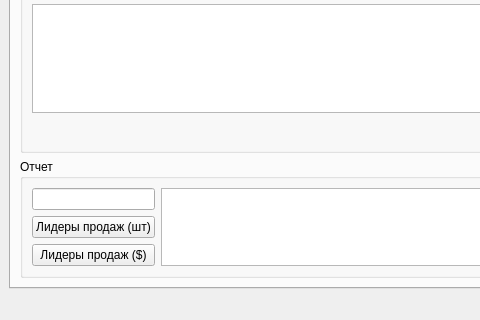
ak1974/music_store, file Music_store/mainwindow.ui: the form before one commit; both pictures show x 0 to 480 and y 270 to 590 of the 788 by 590 pixel window.
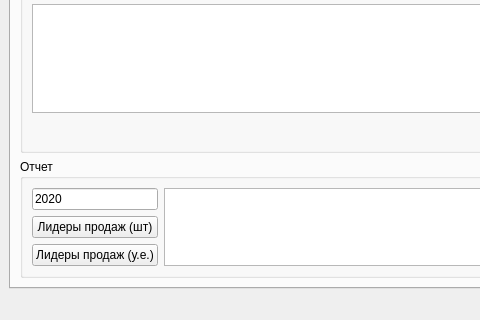
The form after the commit. The open tabs and pages were chosen to show the change.

Diff of the .ui file:
```diff
--- a/Music_store/mainwindow.ui
+++ b/Music_store/mainwindow.ui
@@ -511,7 +511,7 @@
            <item row="2" column="0">
             <widget class="QPushButton" name="pbReport2">
              <property name="text">
-              <string>Лидеры продаж ($)</string>
+              <string>Лидеры продаж (у.е.)</string>
              </property>
             </widget>
            </item>
@@ -523,7 +523,11 @@
             </widget>
            </item>
            <item row="0" column="0">
-            <widget class="QLineEdit" name="leYear"/>
+            <widget class="QLineEdit" name="leYear">
+             <property name="text">
+              <string>2020</string>
+             </property>
+            </widget>
            </item>
            <item row="0" column="1" rowspan="3" colspan="2">
             <widget class="QPlainTextEdit" name="plainTeReport"/>
```
Left out of the diff: 4 changed lines with no effect on the pictures.
